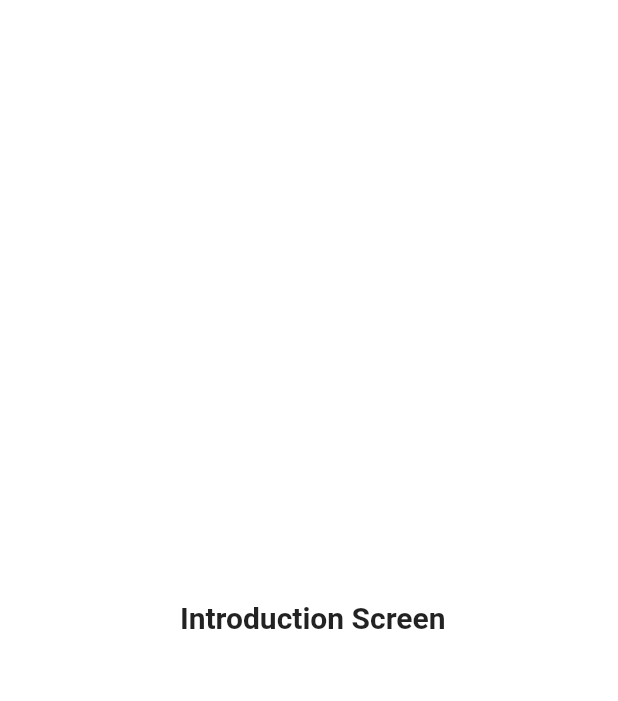
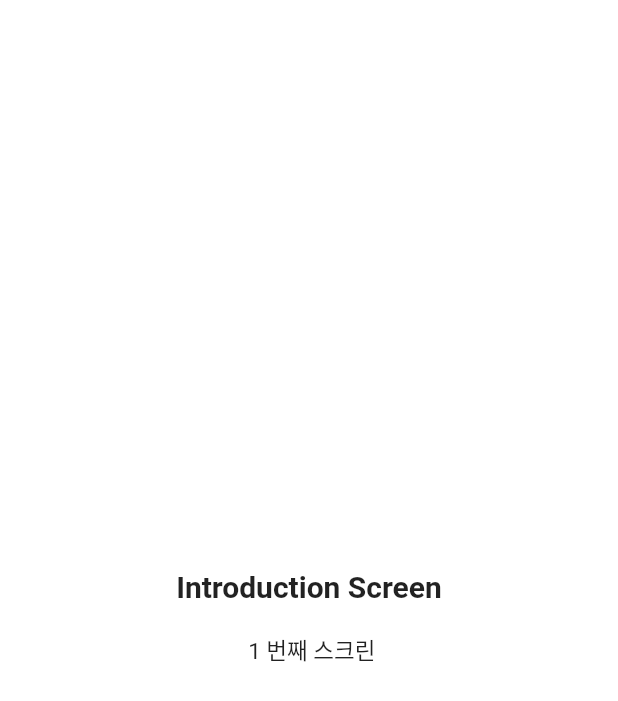
Before and after one commit to mincheol-shin/flutter_tutorial, a Flutter app: the screen it shows after launch, on a phone screen of 412 x 824 dp. Shown: the top 701 px of the screen. Run offline on Flutter 3.47's test engine with Material 2 defaults, Android fonts, the phone set to English and light mode, and no system bars.

Commit message:
screen
1~4스크린을 넘길 수 있게 만들었습니다

```diff
--- a/fourth_week_practice_app/lib/main.dart
+++ b/fourth_week_practice_app/lib/main.dart
@@ -11,19 +11,100 @@ class _PageState extends State<Page> {
   @override
   Widget build(BuildContext context) {
     return Scaffold(
+      backgroundColor: Colors.white,
       body: Container(
         child: PageView(
           children: <Widget>[
             SizedBox.expand(
               child: Container(
-                color: Colors.white,
                 child: Center(
-                  child: Text(" Introduction Screen",
-                    style: TextStyle(fontSize: 20.0, fontWeight: FontWeight.bold),),
+                  child: Column(
+                    mainAxisAlignment: MainAxisAlignment.center,
+                    children: [
+                      Text(
+                        "Introduction Screen",
+                        style: TextStyle(
+                            fontSize: 20.0, fontWeight: FontWeight.bold),
+                      ),
+                      const SizedBox(height: 20.0),
+                      Text(
+                        " 1 번째 스크린",
+                        style: TextStyle(
+                            fontSize: 15.0),
+                      ),
+                    ],
+                  ),
+                ),
+              ),
+            ),
+            SizedBox.expand(
+              child: Container(
+                child: Center(
+                  child: Column(
+                    mainAxisAlignment: MainAxisAlignment.center,
+                    children: [
+                      Text(
+                        "Introduction Screen",
+                        style: TextStyle(
+                            fontSize: 20.0, fontWeight: FontWeight.bold),
+                      ),
+                      const SizedBox(height: 20.0),
+                      Text(
+                        " 2 번째 스크린",
+                        style: TextStyle(
+                            fontSize: 15.0),
+                      ),
+                    ],
+                  ),
+                ),
+              ),
+            ),
+            SizedBox.expand(
+              child: Container(
+                child: Center(
+                  child: Column(
+                    mainAxisAlignment: MainAxisAlignment.center,
+                    children: [
+                      Text(
+                        "Introduction Screen",
+                        style: TextStyle(
+                            fontSize: 20.0, fontWeight: FontWeight.bold),
+                      ),
+                      const SizedBox(height: 20.0),
+                      Text(
+                        " 3 번째 스크린",
+                        style: TextStyle(
+                            fontSize: 15.0),
+                      ),
+                    ],
+                  ),
+                ),
+              ),
+            ),
+            SizedBox.expand(
+              child: Container(
+                child: Center(
+                  child: Column(
+                    mainAxisAlignment: MainAxisAlignment.center,
+                    children: [
+                      Text(
+                        "Introduction Screen",
+                        style: TextStyle(
+                            fontSize: 20.0, fontWeight: FontWeight.bold),
+                      ),
+                      const SizedBox(height: 20.0),
+                      Text(
+                        " 4 번째 스크린",
+                        style: TextStyle(
+                            fontSize: 15.0),
+                      ),
+                    ],
+                  ),
                 ),
               ),
             ),
           ],
+
         ),
       ),
     );
```
